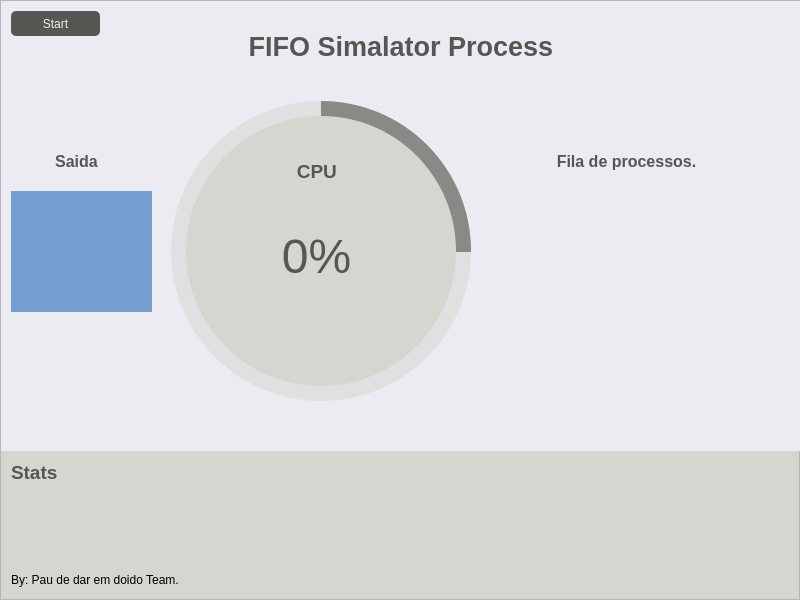
Qt form ui_fifo_simulator/fifo_simulator.ui (hadtrindade/fifo-simulator) before a commit.
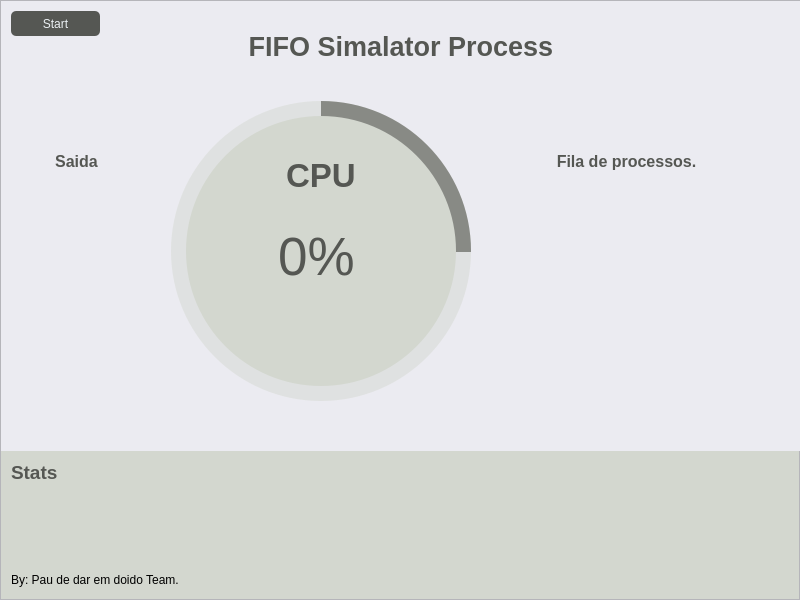
The same form after that commit. Icons and pictures are not drawn.

Diff of the .ui file:
```diff
--- a/ui_fifo_simulator/fifo_simulator.ui
+++ b/ui_fifo_simulator/fifo_simulator.ui
@@ -195,17 +195,21 @@
            <rect>
             <x>100</x>
             <y>40</y>
-            <width>67</width>
-            <height>31</height>
+            <width>71</width>
+            <height>41</height>
            </rect>
           </property>
           <property name="font">
            <font>
-            <pointsize>14</pointsize>
+            <pointsize>25</pointsize>
            </font>
           </property>
           <property name="styleSheet">
-           <string notr="true">background-color: none;</string>
+           <string notr="true">QLabel{
+	background-color: none;
+	font-size: 25pt;
+	color: rgb(85, 87, 83);
+}</string>
           </property>
           <property name="text">
            <string>&lt;html&gt;&lt;head/&gt;&lt;body&gt;&lt;p&gt;&lt;span style=&quot; font-weight:600; color:#555753;&quot;&gt;CPU &lt;/span&gt;&lt;/p&gt;&lt;/body&gt;&lt;/html&gt;</string>
@@ -217,22 +221,27 @@
          <widget class="QLabel" name="label_cpu_percentage">
           <property name="geometry">
            <rect>
-            <x>90</x>
-            <y>110</y>
-            <width>81</width>
-            <height>61</height>
+            <x>70</x>
+            <y>100</y>
+            <width>121</width>
+            <height>81</height>
            </rect>
           </property>
           <property name="font">
            <font>
-            <pointsize>14</pointsize>
+            <pointsize>40</pointsize>
            </font>
           </property>
           <property name="styleSheet">
-           <string notr="true">background-color: none;</string>
+           <string notr="true">QLabel{
+	background-color: none;
+	font-size: 40pt;
+	color: rgb(85, 87, 83);
+}
+</string>
           </property>
           <property name="text">
-           <string>&lt;html&gt;&lt;head/&gt;&lt;body&gt;&lt;p&gt;&lt;span style=&quot; font-size:36pt; color:#555753;&quot;&gt;0%&lt;/span&gt;&lt;/p&gt;&lt;/body&gt;&lt;/html&gt;</string>
+           <string>0%</string>
           </property>
           <property name="alignment">
            <set>Qt::AlignCenter</set>
@@ -295,10 +304,7 @@
          </rect>
         </property>
         <property name="styleSheet">
-         <string notr="true">background-color: rgb(114, 159, 207);
-background-image: url(:/folder/img/cil-folder.png);
-background-repeat: no-repeat;
-background-position: center;</string>
+         <string notr="true"/>
         </property>
         <property name="frameShape">
          <enum>QFrame::NoFrame</enum>
```
